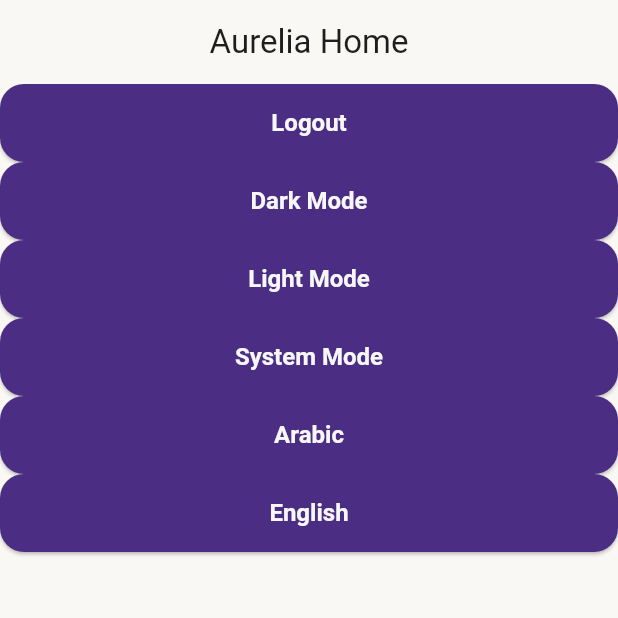
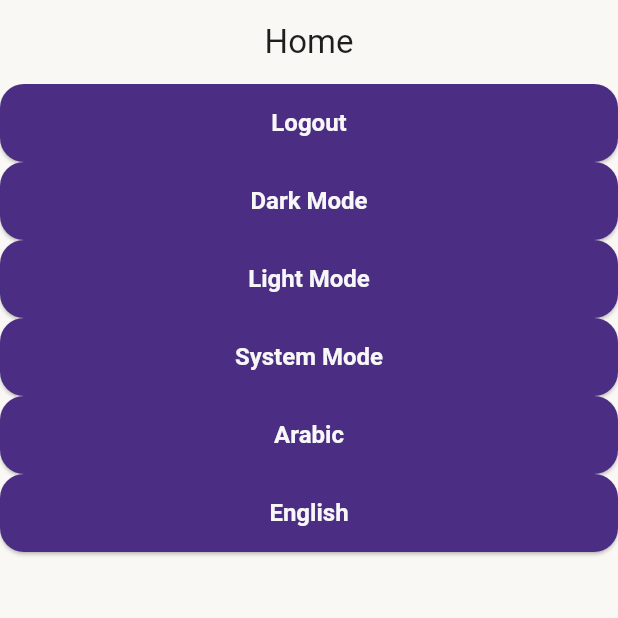
Before and after one commit to ziad7118m/aurelia, a Flutter app: the screen it shows after launch, after a tap on "Go to Home", on a phone screen of 412 x 824 dp, the top half of it. Run offline on Flutter 3.47's test engine with Material 3 defaults, Android fonts, the phone set to English and light mode, and no system bars; our stand-ins replace dio, flutter_bloc, flutter_secure_storage, shared_preferences.

Commit message:
feat: update app strings usage in basic screens

```diff
--- a/lib/core/localization/app_localization_extension.dart
+++ b/lib/core/localization/app_localization_extension.dart
@@ -6,7 +6,7 @@ import 'locale_cubit.dart';
 
 extension AppLocalizationExtension on BuildContext {
   String translate(String key) {
-    final languageCode = read<LocaleCubit>().state.languageCode;
+    final languageCode = watch<LocaleCubit>().state.languageCode;
 
     return AppStrings.translate(key, languageCode);
   }
--- a/lib/core/localization/app_strings.dart
+++ b/lib/core/localization/app_strings.dart
@@ -15,6 +15,8 @@ class AppStrings {
       'systemMode': 'System Mode',
       'arabic': 'Arabic',
       'english': 'English',
+      'Login Screen':'Login Screen',
+      'Go to Home':'Go to Home',
     },
     'ar': {
       'appName': 'أوريليا',
@@ -29,6 +31,8 @@ class AppStrings {
       'systemMode': 'حسب النظام',
       'arabic': 'العربية',
       'english': 'الإنجليزية',
+      'Login Screen': 'صفحة تسجيل الدخول',
+      'Go to Home':'الذهاب للصفحه الرئيسيه'
     },
   };
 
--- a/lib/features/auth/presentation/screens/login_screen.dart
+++ b/lib/features/auth/presentation/screens/login_screen.dart
@@ -15,7 +15,7 @@ class LoginScreen extends StatelessWidget {
         child: Column(
           mainAxisAlignment: MainAxisAlignment.center,
           children: [
-            const Text('Login Screen'),
+            Text(context.translate('Login Screen')),
 
             const SizedBox(height: 24),
 
@@ -23,7 +23,7 @@ class LoginScreen extends StatelessWidget {
               onPressed: () {
                 Navigator.pushReplacementNamed(context, Routes.home);
               },
-              child: const Text('Go to Home'),
+              child:  Text(context.translate('Go to Home')),
             ),
 
             const SizedBox(height: 16),
--- a/lib/features/auth/presentation/screens/register_screen.dart
+++ b/lib/features/auth/presentation/screens/register_screen.dart
@@ -1,3 +1,4 @@
+import 'package:aurelia/core/localization/app_localization_extension.dart';
 import 'package:flutter/material.dart';
 
 class RegisterScreen extends StatelessWidget {
@@ -7,14 +8,14 @@ class RegisterScreen extends StatelessWidget {
   Widget build(BuildContext context) {
     return Scaffold(
       appBar: AppBar(
-        title: const Text('Register'),
+        title:  Text(context.translate('register')),
       ),
       body: Center(
         child: ElevatedButton(
           onPressed: () {
             Navigator.pop(context);
           },
-          child: const Text('Back to Login'),
+          child: Text(context.translate('backToLogin')),
         ),
       ),
     );
--- a/lib/features/home/presentation/screens/home_screen.dart
+++ b/lib/features/home/presentation/screens/home_screen.dart
@@ -1,6 +1,7 @@
 import 'package:flutter/material.dart';
 import 'package:flutter_bloc/flutter_bloc.dart';
 
+import '../../../../core/localization/app_localization_extension.dart';
 import '../../../../core/localization/locale_cubit.dart';
 import '../../../../core/routing/routes.dart';
 import '../../../../core/theme/theme_cubit.dart';
@@ -11,7 +12,7 @@ class HomeScreen extends StatelessWidget {
   @override
   Widget build(BuildContext context) {
     return Scaffold(
-      appBar: AppBar(title: const Text('Aurelia Home')),
+      appBar: AppBar(title: Text(context.translate('home'))),
       body: Center(
         child: Column(
           children: [
@@ -23,35 +24,35 @@ class HomeScreen extends StatelessWidget {
                   (route) => false,
                 );
               },
-              child: const Text('Logout'),
+              child: Text(context.translate('logout')),
             ),
             ElevatedButton(
               onPressed: () {
                 context.read<ThemeCubit>().changeTheme(ThemeMode.dark);
               },
-              child: const Text('Dark Mode'),
+              child: Text(context.translate('darkMode')),
             ),ElevatedButton(
               onPressed: () {
                 context.read<ThemeCubit>().changeTheme(ThemeMode.light);
               },
-              child: const Text('Light Mode'),
+              child: Text(context.translate('lightMode')),
             ),ElevatedButton(
               onPressed: () {
                 context.read<ThemeCubit>().changeTheme(ThemeMode.system);
               },
-              child: const Text('System Mode'),
+              child:  Text(context.translate('systemMode')),
             ),
             ElevatedButton(
               onPressed: () {
                 context.read<LocaleCubit>().changeLanguage('ar');
               },
-              child: const Text('Arabic'),
+              child: Text(context.translate('arabic')),
             ),
             ElevatedButton(
               onPressed: () {
                 context.read<LocaleCubit>().changeLanguage('en');
               },
-              child: const Text('English'),
+              child: Text(context.translate('english')),
             ),
           ],
         ),
```
